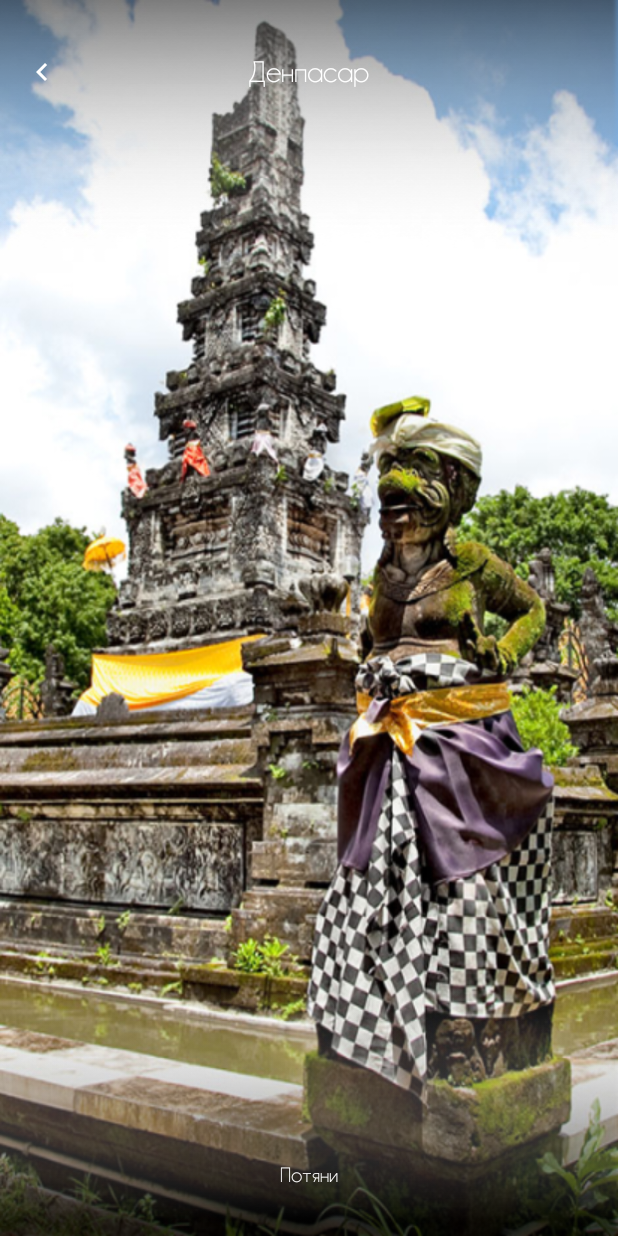
After one commit to Arsikkk98/BaliApp, an Android app: the WeatherActivity screen opened directly, with no data from a screen before it, on a phone screen of 412 x 824 dp. The commit adds this screen. Run offline under Robolectric (Android 15) with nearby library versions, the phone set to English and light mode, and no system bars.

Commit message:
Добавлена страница с погодой.

```diff
--- a/app/build.gradle
+++ b/app/build.gradle
@@ -29,4 +29,5 @@ dependencies {
     androidTestImplementation 'androidx.test:runner:1.2.0'
     androidTestImplementation 'androidx.test.espresso:espresso-core:3.2.0'
     implementation 'androidx.recyclerview:recyclerview:1.1.0-alpha06'
+    implementation 'com.google.android.material:material:1.1.0-alpha07'
 }
--- a/app/src/main/AndroidManifest.xml
+++ b/app/src/main/AndroidManifest.xml
@@ -11,8 +11,7 @@
         android:theme="@style/AppTheme">
         <activity
             android:name=".MainActivity"
-            android:label="@string/app_name"
-            android:theme="@style/AppTheme">
+            android:label="@string/app_name">
             <intent-filter>
                 <category android:name="android.intent.category.LAUNCHER" />
             </intent-filter>
@@ -26,6 +25,13 @@
                 <category android:name="android.intent.category.LAUNCHER" />
             </intent-filter>
         </activity>
+        <activity
+            android:name=".WeatherActivity"
+            android:theme="@style/WeatherTheme">
+            <intent-filter>
+                <category android:name="android.intent.category.LAUNCHER" />
+            </intent-filter>
+        </activity>
     </application>
 
 </manifest>
--- a/app/src/main/java/com/example/baliapp/MainActivity.java
+++ b/app/src/main/java/com/example/baliapp/MainActivity.java
@@ -81,4 +81,9 @@ public class MainActivity extends AppCompatActivity {
         categories.add(new Category(new Intent(this, SplashActivity.class), R.drawable.item1));
     }
 
+    public void openWeather(View view) {
+        Intent intent = new Intent(this, WeatherActivity.class);
+        startActivity(intent);
+    }
+
 }
--- /dev/null
+++ b/app/src/main/java/com/example/baliapp/WeatherActivity.java
@@ -0,0 +1,60 @@
+package com.example.baliapp;
+
+import android.app.Activity;
+import android.graphics.Color;
+import android.os.Build;
+import android.os.Bundle;
+import android.view.View;
+import android.view.Window;
+import android.view.WindowManager;
+
+import androidx.appcompat.app.AppCompatActivity;
+import androidx.appcompat.widget.Toolbar;
+
+public class WeatherActivity extends AppCompatActivity {
+
+    @Override
+    protected void onCreate(Bundle savedInstanceState) {
+
+        super.onCreate(savedInstanceState);
+
+        //изменение цвета statusbar во время заставки
+        Window w = getWindow();
+        if (Build.VERSION.SDK_INT >= 19 && Build.VERSION.SDK_INT < 21) {
+            setWindowFlag(this, WindowManager.LayoutParams.FLAG_TRANSLUCENT_STATUS, true);
+        }
+        if (Build.VERSION.SDK_INT >= 19) {
+            getWindow().getDecorView().setSystemUiVisibility(View.SYSTEM_UI_FLAG_LAYOUT_STABLE | View.SYSTEM_UI_FLAG_LAYOUT_FULLSCREEN);
+        }
+        if (Build.VERSION.SDK_INT >= 21) {
+            setWindowFlag(this, WindowManager.LayoutParams.FLAG_TRANSLUCENT_STATUS, false);
+            getWindow().setStatusBarColor(Color.TRANSPARENT);
+        }
+
+        setContentView(R.layout.weather_activity);
+
+
+
+        Toolbar toolbar = (Toolbar) findViewById(R.id.toolbar);
+        setSupportActionBar(toolbar);
+        getSupportActionBar().setTitle("");
+        toolbar.setNavigationIcon(R.drawable.ic_chevron_left_black_24dp);
+        toolbar.setNavigationOnClickListener(new View.OnClickListener() {
+            @Override
+            public void onClick(View view) {
+                finish();
+            }
+        });
+    }
+
+    public static void setWindowFlag(Activity activity, final int bits, boolean on) {
+        Window win = activity.getWindow();
+        WindowManager.LayoutParams winParams = win.getAttributes();
+        if (on) {
+            winParams.flags |= bits;
+        } else {
+            winParams.flags &= ~bits;
+        }
+        win.setAttributes(winParams);
+    }
+}
--- /dev/null
+++ b/app/src/main/res/drawable/ic_chevron_left_black_24dp.xml
@@ -0,0 +1,5 @@
+<vector android:height="24dp" android:tint="#FFFFFF"
+    android:viewportHeight="24.0" android:viewportWidth="24.0"
+    android:width="24dp" xmlns:android="http://schemas.android.com/apk/res/android">
+    <path android:fillColor="#FF000000" android:pathData="M15.41,7.41L14,6l-6,6 6,6 1.41,-1.41L10.83,12z"/>
+</vector>
--- /dev/null
+++ b/app/src/main/res/drawable/weather_background.xml
@@ -0,0 +1,23 @@
+<?xml version="1.0" encoding="utf-8"?>
+<layer-list xmlns:android="http://schemas.android.com/apk/res/android">
+
+    <item>
+        <bitmap
+            android:gravity="fill"
+            android:src="@drawable/weather_fon"
+            />
+    </item>
+
+    <item android:gravity="top" android:top="-10dp" android:left="-30dp">
+        <bitmap
+            android:src="@drawable/rectangle_top"
+            />
+    </item>
+
+    <item android:gravity="bottom" android:bottom="-5dp" android:left="-30dp">
+        <bitmap
+            android:src="@drawable/rectangle_bottom"
+            />
+    </item>
+
+</layer-list>
--- a/app/src/main/res/layout/activity_main.xml
+++ b/app/src/main/res/layout/activity_main.xml
@@ -39,7 +39,8 @@
             android:background="@drawable/menu_button"
             android:scaleX="0.6"
             android:scaleY="0.6"
-            android:src="@drawable/sun" />
+            android:src="@drawable/sun"
+            android:onClick="openWeather"/>
 
         <androidx.appcompat.widget.AppCompatImageButton
             android:layout_width="0dp"
--- /dev/null
+++ b/app/src/main/res/layout/bottom_weather_sheet.xml
@@ -0,0 +1,28 @@
+<?xml version="1.0" encoding="utf-8"?>
+<LinearLayout xmlns:android="http://schemas.android.com/apk/res/android"
+    xmlns:app="http://schemas.android.com/apk/res-auto"
+    android:id="@+id/bottom_sheet"
+    android:layout_width="match_parent"
+    android:layout_height="340dp"
+    android:background="@android:color/transparent"
+    android:orientation="vertical"
+    app:behavior_hideable="false"
+    app:behavior_peekHeight="80dp"
+    app:layout_behavior="com.google.android.material.bottomsheet.BottomSheetBehavior">
+
+    <TextView
+        android:layout_width="match_parent"
+        android:layout_height="80dp"
+        android:background="@android:color/transparent"
+        android:gravity="center"
+        android:text="Потяни"
+        android:textColor="@android:color/white" />
+
+    <TextView
+        android:layout_width="match_parent"
+        android:layout_height="match_parent"
+        android:gravity="center"
+        android:text="А тут что-то важное..."
+        android:textColor="@android:color/white" />
+
+</LinearLayout>
--- /dev/null
+++ b/app/src/main/res/layout/weather_activity.xml
@@ -0,0 +1,30 @@
+<?xml version="1.0" encoding="utf-8"?>
+<androidx.coordinatorlayout.widget.CoordinatorLayout xmlns:android="http://schemas.android.com/apk/res/android"
+    xmlns:app="http://schemas.android.com/apk/res-auto"
+    xmlns:tools="http://schemas.android.com/tools"
+    android:layout_width="match_parent"
+    android:layout_height="match_parent">
+
+    <androidx.appcompat.widget.Toolbar xmlns:android="http://schemas.android.com/apk/res/android"
+        xmlns:app="http://schemas.android.com/apk/res-auto"
+        android:id="@+id/toolbar"
+        android:layout_width="match_parent"
+        android:layout_height="?attr/actionBarSize"
+        android:background="@android:color/transparent"
+        android:layout_marginTop="20dp"
+        app:theme="@style/ThemeOverlay.AppCompat.ActionBar">
+
+        <TextView
+            android:layout_width="wrap_content"
+            android:layout_height="wrap_content"
+            android:text="@string/weather_title"
+            android:layout_gravity="center"
+            android:textColor="@color/colorPrimary"
+            android:textSize="20dp"
+            android:id="@+id/toolbar_title" />
+    </androidx.appcompat.widget.Toolbar>
+
+    <!-- подключение нижнего экрана -->
+    <include layout="@layout/bottom_weather_sheet" />
+
+</androidx.coordinatorlayout.widget.CoordinatorLayout>
--- a/app/src/main/res/values/strings.xml
+++ b/app/src/main/res/values/strings.xml
@@ -1,4 +1,5 @@
 <resources>
     <string name="app_name">BaliApp</string>
     <string name="main_title">Bali</string>
+    <string name="weather_title">Денпасар</string>
 </resources>
--- a/app/src/main/res/values/styles.xml
+++ b/app/src/main/res/values/styles.xml
@@ -13,4 +13,9 @@
         <item name="android:windowBackground">@drawable/splashscreen</item>
     </style>
 
+    <style name="WeatherTheme" parent="Theme.AppCompat.Light.NoActionBar">
+        <item name="android:windowBackground">@drawable/weather_background</item>
+        <item name="android:fontFamily">@font/champagne_and_limousines</item>
+    </style>
+
 </resources>
```
Also changed, not shown: app/src/main/res/drawable/rectangle_bottom.png (added), app/src/main/res/drawable/rectangle_top.png (added), app/src/main/res/drawable/weather_fon.jpg (added).
